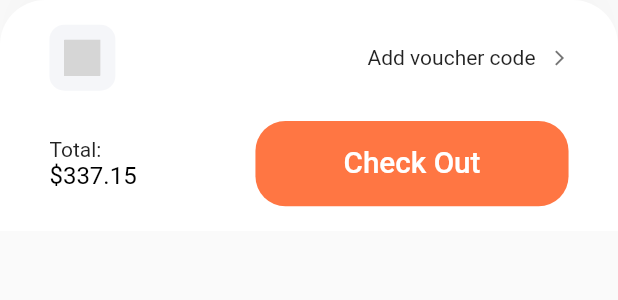
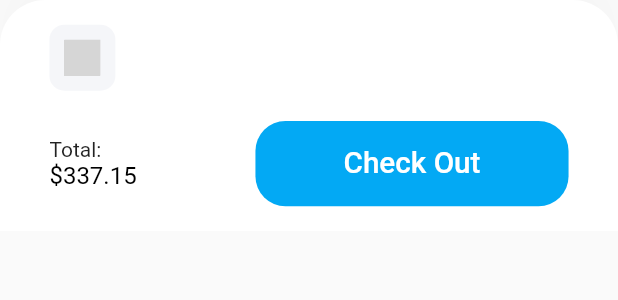
Before and after one commit to luffy27112001/My-E-ration, a Flutter app: the CheckoutCard widget shown alone on an empty page, opened directly, on a phone screen of 412 x 824 dp. Shown: the top 300 px of the screen. Run offline on Flutter 3.47's test engine with Material 2 defaults, Android fonts, the phone set to English and light mode, and no system bars; our stand-ins replace cloud_firestore, firebase_auth, flutter_credit_card, flutter_svg, progress_dialog, qr_flutter and 1 more; missing offline and left inert: barcode_scan, pay, stripe_payment; accounts and stored records are empty; grey boxes are pictures that could not be loaded.

Commit message:
e-ration

```diff
--- a/lib/LoggedIn/Forgot.dart
+++ b/lib/LoggedIn/Forgot.dart
@@ -14,9 +14,9 @@ class _ForgotState extends State<Forgot> {
   final FirebaseAuth _firebaseAuth = FirebaseAuth.instance;
   final _formKey = GlobalKey<FormState>();
   // text field state
-  String email = '';
-  String password = '';
-  String error = '';
+  String email = '' ;
+  String password = '' ;
+  String error = '' ;
   bool loading = false;
   @override
   Widget build(BuildContext context) {
--- a/lib/cart/components/cart_card.dart
+++ b/lib/cart/components/cart_card.dart
@@ -11,7 +11,6 @@ class CartCard extends StatelessWidget {
   }) : super(key: key);
 
   final Cart cart;
-
   @override
   Widget build(BuildContext context) {
     SizeConfig().init(context);
@@ -40,15 +39,16 @@ class CartCard extends StatelessWidget {
               style: TextStyle(color: Colors.black, fontSize: 16),
               maxLines: 2,
             ),
+
             SizedBox(height: 10),
             Text.rich(
               TextSpan(
-                text: "\$${cart.product.price}",
+                text: " ${cart.product.price} Rs.",
                 style: TextStyle(
                     fontWeight: FontWeight.w600, color: kPrimaryColor),
                 children: [
                   TextSpan(
-                      text: " x${cart.numOfItem}",
+                      text: " x ${ cart.numOfItem }",
                       style: Theme.of(context).textTheme.bodyText1),
                 ],
               ),
--- a/lib/cart/components/check_out_card.dart
+++ b/lib/cart/components/check_out_card.dart
@@ -1,7 +1,8 @@
 import 'package:flutter/material.dart';
 import 'package:flutter_svg/flutter_svg.dart';
 import 'package:loginapp/cart/components/default_button.dart';
-
+import 'package:loginapp/payment/payment.dart';
+import 'package:pay/pay.dart';
 import 'package:loginapp/shared/constants.dart';
 import '../size_config.dart';
 
@@ -50,14 +51,6 @@ class CheckoutCard extends StatelessWidget {
                   ),
                   child: SvgPicture.asset("assets/icons/receipt.svg"),
                 ),
-                Spacer(),
-                Text("Add voucher code"),
-                const SizedBox(width: 10),
-                Icon(
-                  Icons.arrow_forward_ios,
-                  size: 12,
-                  color: kTextColor,
-                )
               ],
             ),
             SizedBox(height: getProportionateScreenHeight(20)),
@@ -79,7 +72,8 @@ class CheckoutCard extends StatelessWidget {
                   width: getProportionateScreenWidth(190),
                   child: DefaultButton(
                     text: "Check Out",
-                    press: () {},
+                    press: () {
+                      Navigator.push(context,MaterialPageRoute(builder: (context) =>  Payment()),);},
                   ),
                 ),
               ],
--- a/lib/main.dart
+++ b/lib/main.dart
@@ -5,7 +5,6 @@ import 'package:loginapp/payment/existing-cards.dart';
 import 'package:provider/provider.dart';
 import 'package:loginapp/authentication/authenticate.dart';
 import 'package:loginapp/models/user.dart';
-
 import 'LoggedIn/Registration.dart';
 void main(){
   WidgetsFlutterBinding.ensureInitialized();
--- a/lib/models/Cart.dart
+++ b/lib/models/Cart.dart
@@ -1,6 +1,5 @@
 import 'package:flutter/material.dart';
 
-import 'Product.dart';
 import 'Product.dart';
 
 class Cart {
--- a/lib/shared/constants.dart
+++ b/lib/shared/constants.dart
@@ -11,12 +11,12 @@ const textInputDecoration = InputDecoration(
     borderSide: BorderSide(color: Colors.pink, width: 2.0),
   ),
 );
-const kPrimaryColor = Color(0xFFFF7643);
+const kPrimaryColor = Colors.lightBlue;
 const kPrimaryLightColor = Color(0xFFFFECDF);
 const kPrimaryGradientColor = LinearGradient(
   begin: Alignment.topLeft,
   end: Alignment.bottomRight,
-  colors: [Color(0xFFFFA53E), Color(0xFFFF7643)],
+  colors: [Colors.blue, Colors.blue],
 );
 const kSecondaryColor = Color(0xFF979797);
 const kTextColor = Color(0xFF757575);
--- a/pubspec.yaml
+++ b/pubspec.yaml
@@ -38,7 +38,6 @@ dependencies:
   dio: ^3.0.10
   webview_flutter: ^1.0.0
   js: ^0.6.2
-  flutter_svg: ^0.19.1
   stripe_payment:
   http:
   flutter_credit_card: ^0.1.3
@@ -46,6 +45,8 @@ dependencies:
   barcode_scan: ^2.0.1
   qr_flutter: ^3.2.0
   path_provider: ^1.6.5
+  pay: ^1.0.1
+  velocity_x: ^3.0.0
 dev_dependencies:
   flutter_test:
     sdk: flutter
@@ -61,7 +62,8 @@ flutter:
   # the material Icons class.
   uses-material-design: true
   assets:
-      - assets/images/lake.jpg
+      - assets/images/
+      - assets/icons/
   # An image asset can refer to one or more resolution-specific "variants", see
   # https://flutter.dev/assets-and-images/#resolution-aware.
 
```
Also changed, not shown: lib/models/Product.dart (+10 -13 lines), pubspec.lock.
